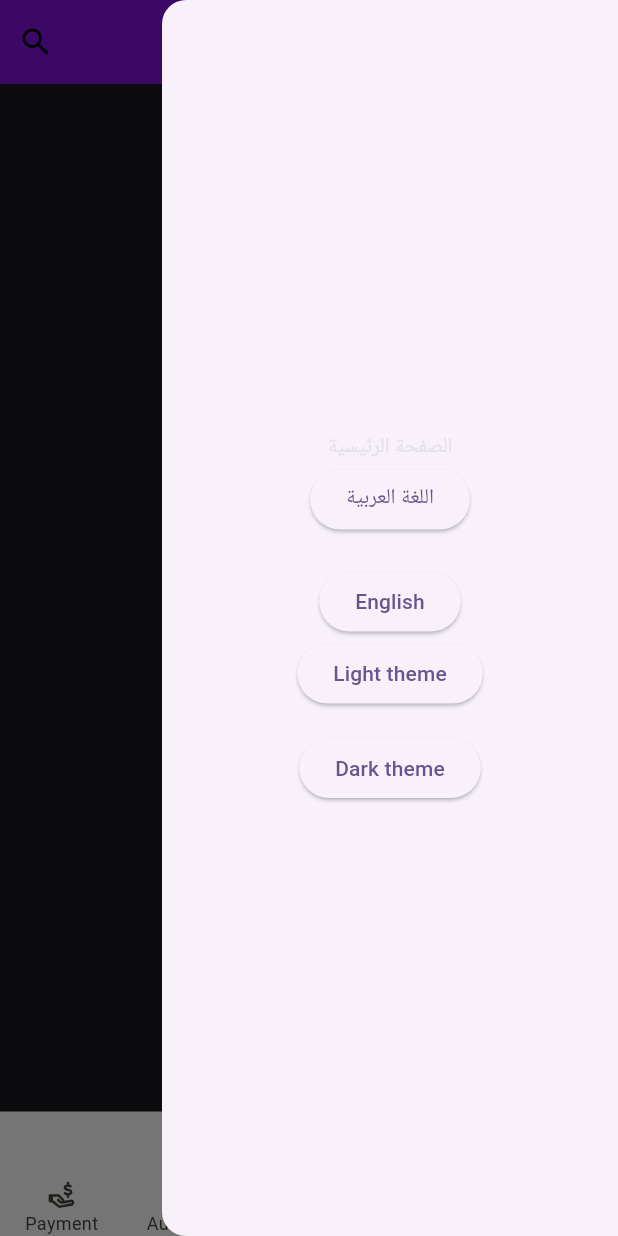
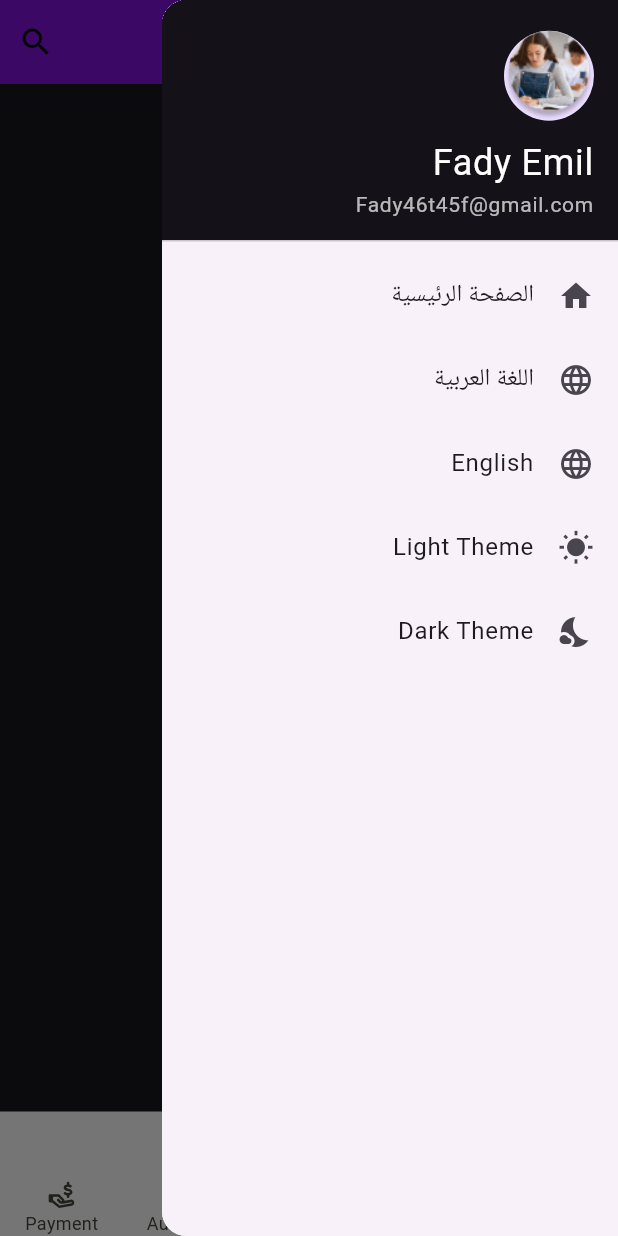
Before and after one commit to Fadyemil/Drosak_App, a Flutter app: the screen it shows after launch, in the side drawer, after a tap on "اللغة العربية", on a phone screen of 412 x 824 dp. Run offline on Flutter 3.47's test engine with Material 3 defaults, Android fonts, the phone set to English and light mode, and no system bars; drawn by our look-alikes of curved_navigation_bar; our stand-ins replace animated_splash_screen, bloc, data_table_2, dropdown_button2, flutter_animate, flutter_bloc and 5 more; accounts and stored records are empty.

Commit message:
edit desing Drawer widget

```diff
--- a/lib/presentation_layer/screen/appPage.dart
+++ b/lib/presentation_layer/screen/appPage.dart
@@ -1,12 +1,7 @@
-import 'package:drosak/business_logic_layer/app_lan/app_lan_cubit.dart';
-import 'package:drosak/business_logic_layer/app_lan/lan_enums.dart';
-import 'package:drosak/business_logic_layer/cubit/app_theme_cubit.dart';
-import 'package:drosak/business_logic_layer/cubit/themestate.dart';
 import 'package:drosak/business_logic_layer/select_page/select_page_cubit.dart';
 import 'package:drosak/business_logic_layer/select_page/select_page_state.dart';
-import 'package:drosak/data_layer/helper/appLocalizations.dart';
-// import 'package:drosak/business_logic_layer/theme/theme_bloc.dart';
 import 'package:drosak/presentation_layer/widget/home_widget/botton_navigi_bar.dart';
+import 'package:drosak/presentation_layer/widget/home_widget/drawer_widget.dart';
 import 'package:drosak/presentation_layer/widget/home_widget/get_page.dart';
 import 'package:flutter/material.dart';
 import 'package:flutter_bloc/flutter_bloc.dart';
@@ -19,11 +14,10 @@ class ApplicationPage extends StatelessWidget {
     return SafeArea(
       child: BlocBuilder<SelectPageCubit, SelectPageState>(
         builder: (context, state) {
-          Size size = MediaQuery.sizeOf(context);
           return Scaffold(
             key: scaffoldKey,
             drawer: Drawer(
-              child: DrawerWidget(size: size),
+              child: DrawerWidget(/*size: size*/),
             ),
             body: getPage((state.index)),
             bottomNavigationBar: Container(
@@ -49,55 +43,4 @@ class ApplicationPage extends StatelessWidget {
   }
 }
 
-class DrawerWidget extends StatelessWidget {
-  const DrawerWidget({
-    super.key,
-    required this.size,
-  });
-
-  final Size size;
-
-  @override
-  Widget build(BuildContext context) {
-    return Container(
-      height: size.height,
-      width: size.width,
-      child: Column(
-        mainAxisAlignment: MainAxisAlignment.center,
-        children: [
-          Text(
-            AppLocalizations.of(context)?.translate('home_page') ?? '',
-          ),
-          ElevatedButton(
-            onPressed: () {
-              context.read<AppLanCubit>().appLanguageFunc(Languageenums.arabic);
-            },
-            child: const Text('اللغة العربية'),
-          ),
-          const SizedBox(height: 20),
-          ElevatedButton(
-            onPressed: () {
-              context
-                  .read<AppLanCubit>()
-                  .appLanguageFunc(Languageenums.english);
-            },
-            child: const Text('English'),
-          ),
-          ElevatedButton(
-              onPressed: () {
-                context.read<AppThemeCubit>().ChangeTheme(Themestate.light);
-              },
-              child: const Text('Light theme')),
-          const SizedBox(height: 15),
-          ElevatedButton(
-              onPressed: () {
-                context.read<AppThemeCubit>().ChangeTheme(Themestate.dark);
-              },
-              child: const Text('Dark theme')),
-        ],
-      ),
-    );
-  }
-}
-
 final GlobalKey<ScaffoldState> scaffoldKey = GlobalKey<ScaffoldState>();
--- /dev/null
+++ b/lib/presentation_layer/widget/home_widget/drawer_widget.dart
@@ -0,0 +1,90 @@
+import 'package:drosak/business_logic_layer/app_lan/app_lan_cubit.dart';
+import 'package:drosak/business_logic_layer/app_lan/lan_enums.dart';
+import 'package:drosak/business_logic_layer/cubit/app_theme_cubit.dart';
+import 'package:drosak/business_logic_layer/cubit/themestate.dart';
+import 'package:drosak/data_layer/helper/appLocalizations.dart';
+import 'package:flutter/material.dart';
+import 'package:flutter_bloc/flutter_bloc.dart';
+
+class DrawerWidget extends StatelessWidget {
+  const DrawerWidget({Key? key}) : super(key: key);
+
+  @override
+  Widget build(BuildContext context) {
+    return Drawer(
+      child: ListView(
+        padding: EdgeInsets.zero,
+        children: <Widget>[
+          DrawerHeader(
+            decoration: BoxDecoration(
+              color: Theme.of(context).primaryColor,
+            ),
+            child: Column(
+              crossAxisAlignment: CrossAxisAlignment.start,
+              mainAxisAlignment: MainAxisAlignment.center,
+              children: [
+                CircleAvatar(
+                  radius: 30,
+                  backgroundImage: AssetImage('assets/images/test.png'),
+                ),
+                const SizedBox(height: 10),
+                Text(
+                  'Fady Emil',
+                  style: TextStyle(
+                    color: Colors.white,
+                    fontSize: 24,
+                  ),
+                ),
+                Text(
+                  'Fady46t45f@gmail.com',
+                  style: TextStyle(
+                    color: Colors.white70,
+                    fontSize: 14,
+                  ),
+                ),
+              ],
+            ),
+          ),
+          ListTile(
+            leading: Icon(Icons.home),
+            title: Text(
+                AppLocalizations.of(context)?.translate('home_page') ?? 'Home'),
+            onTap: () {
+              Navigator.pop(context);
+            },
+          ),
+          ListTile(
+            leading: Icon(Icons.language),
+            title: Text('اللغة العربية'),
+            onTap: () {
+              context.read<AppLanCubit>().appLanguageFunc(Languageenums.arabic);
+            },
+          ),
+          ListTile(
+            leading: Icon(Icons.language),
+            title: Text('English'),
+            onTap: () {
+              context
+                  .read<AppLanCubit>()
+                  .appLanguageFunc(Languageenums.english);
+            },
+          ),
+          ListTile(
+            leading: Icon(Icons.wb_sunny),
+            title: Text('Light Theme'),
+            onTap: () {
+              context.read<AppThemeCubit>().ChangeTheme(Themestate.light);
+            },
+          ),
+          ListTile(
+            leading: Icon(Icons.nights_stay),
+            title: Text('Dark Theme'),
+            onTap: () {
+              context.read<AppThemeCubit>().ChangeTheme(Themestate.dark);
+            },
+          ),
+        ],
+      ),
+    );
+  }
+}
```
